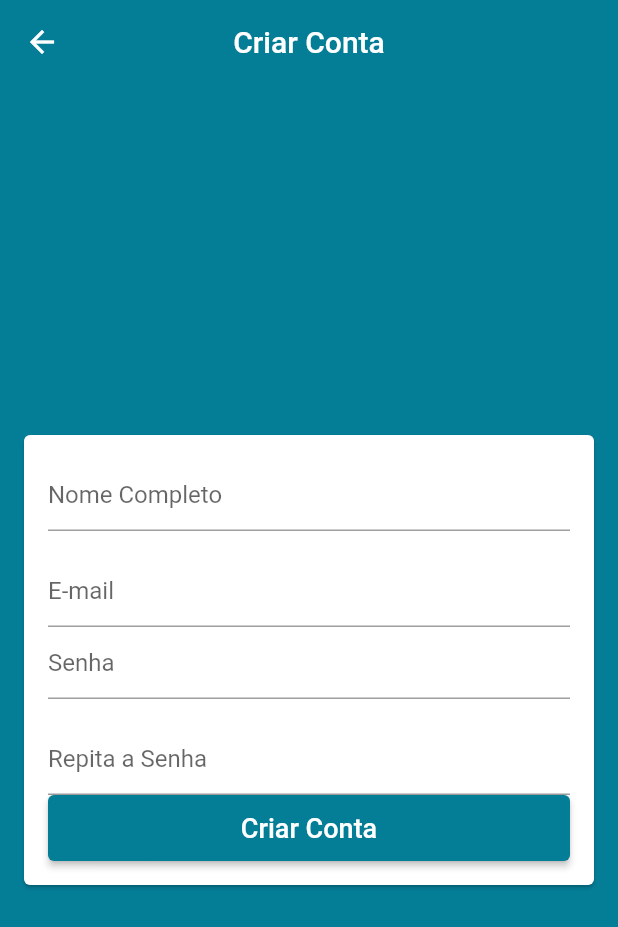
After one commit to Dandy27/projetolojavirtual, a Flutter app: the screen it shows after launch, after a tap on "CRIAR CONTA", on a phone screen of 412 x 824 dp. The commit adds this screen. Shown: the top 927 px of the screen. Run offline on Flutter 3.47's test engine with Material 2 defaults, Android fonts, the phone set to English and light mode, and no system bars; our stand-ins replace firebase_auth; accounts and stored records are empty.

Commit message:
Criando a tela de cadastro

```diff
--- a/lib/main.dart
+++ b/lib/main.dart
@@ -1,13 +1,13 @@
 // import 'package:cloud_firestore/cloud_firestore.dart';
 import 'package:flutter/material.dart';
 import 'package:projetolojavirtual/models/user_manager.dart';
+import 'package:projetolojavirtual/sreens/signUp/signUp_screen.dart';
 import 'package:provider/provider.dart';
 
 import 'sreens/base/base_screen.dart';
 
 void main() async {
   runApp(MyApp());
-
 }
 
 class MyApp extends StatelessWidget {
@@ -23,10 +23,16 @@ class MyApp extends StatelessWidget {
               scaffoldBackgroundColor: const Color.fromARGB(255, 4, 125, 151),
               appBarTheme: const AppBarTheme(
                 elevation: 0,
-          )
-        ),
-        home: BaseScreen(),
-      ),
+              )),
+          initialRoute: '/base',
+          onGenerateRoute: (settings) {
+            switch (settings.name) {
+              case '/signup':
+                return MaterialPageRoute(builder: (_) => SignUpScreen());
+              default:
+                return MaterialPageRoute(builder: (_) => BaseScreen());
+            }
+          }),
     );
   }
 }
--- a/lib/sreens/login/login_screen.dart
+++ b/lib/sreens/login/login_screen.dart
@@ -15,6 +15,16 @@ class LoginScreen extends StatelessWidget {
       appBar: AppBar(
         title: const Text('Entrar'),
         centerTitle: true,
+        actions: [
+          TextButton(
+              onPressed: () {
+                Navigator.of(context).pushReplacementNamed('/signup');
+              },
+              child: const Text(
+                'CRIAR CONTA',
+                style: TextStyle(color: Colors.white),
+              ))
+        ],
       ),
       body: Center(
         child: Card(
@@ -83,7 +93,10 @@ class LoginScreen extends StatelessWidget {
                                   }
                                 },
                           child: userManager.loading
-                              ? CircularProgressIndicator(valueColor: AlwaysStoppedAnimation(Colors.white),)
+                              ? CircularProgressIndicator(
+                                  valueColor:
+                                      AlwaysStoppedAnimation(Colors.white),
+                                )
                               : const Text(
                                   'Entrar',
                                   style: TextStyle(fontSize: 18),
--- /dev/null
+++ b/lib/sreens/signUp/signUp_screen.dart
@@ -0,0 +1,52 @@
+import 'package:flutter/material.dart';
+
+class SignUpScreen extends StatelessWidget {
+  @override
+  Widget build(BuildContext context) {
+    return Scaffold(
+      appBar: AppBar(
+        title: const Text('Criar Conta'),
+        centerTitle: true,
+      ),
+      body: Center(
+        child: Card(
+          margin: const EdgeInsets.symmetric(horizontal: 16),
+          child: ListView(
+            padding: EdgeInsets.all(16),
+            shrinkWrap: true, // ocupar o menor espaço possivel
+            children: [
+              TextFormField(
+                decoration: const InputDecoration(hintText: 'Nome Completo'),
+              ),
+              const SizedBox(
+                height: 16,
+              ),
+              TextFormField(
+                decoration: const InputDecoration(hintText: 'E-mail'),
+                keyboardType: TextInputType.emailAddress,
+              ),
+              TextFormField(
+                decoration: const InputDecoration(hintText: 'Senha'),
+                obscureText: true,
+              ),
+              const SizedBox(
+                height: 16,
+              ),
+              TextFormField(
+                decoration: const InputDecoration(hintText: 'Repita a Senha'),
+                obscureText: true,
+              ),
+              SizedBox(height: 44,child: ElevatedButton(
+                style: ElevatedButton.styleFrom(primary: Theme.of(context).primaryColor),
+                onPressed: (){},
+                child: Text('Criar Conta',style: TextStyle(
+                  fontSize: 18
+                ),),
+              ),)
+            ],
+          ),
+        ),
+      ),
+    );
+  }
+}
```
Lines whose indentation alone changed are shown as unchanged.
